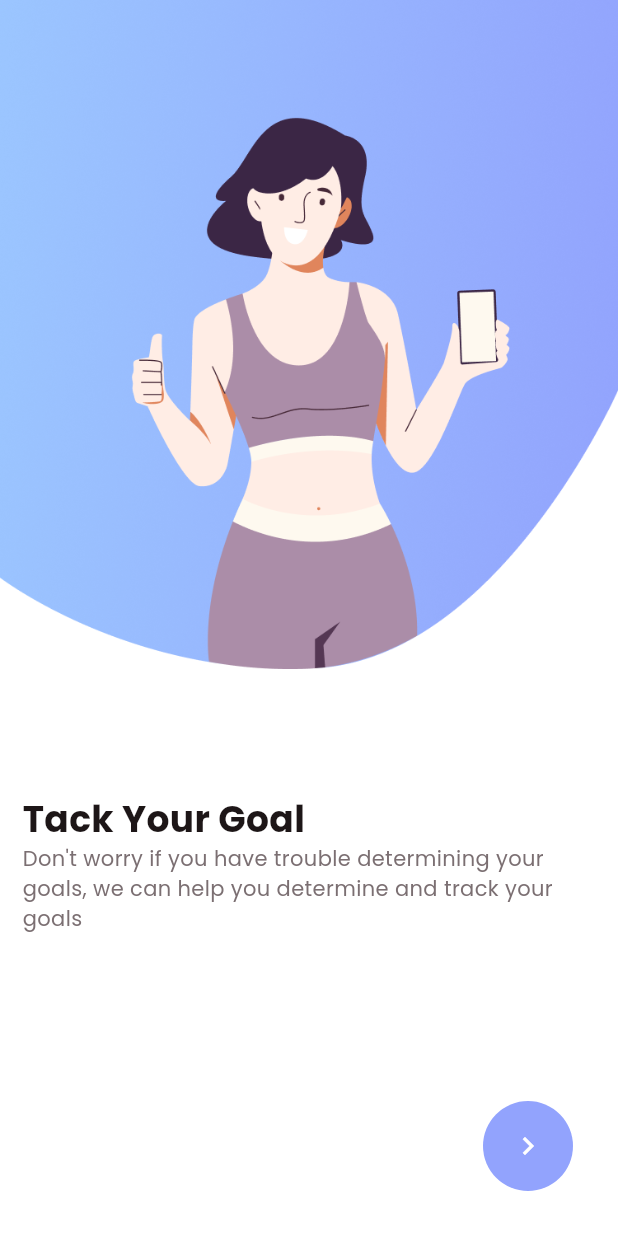
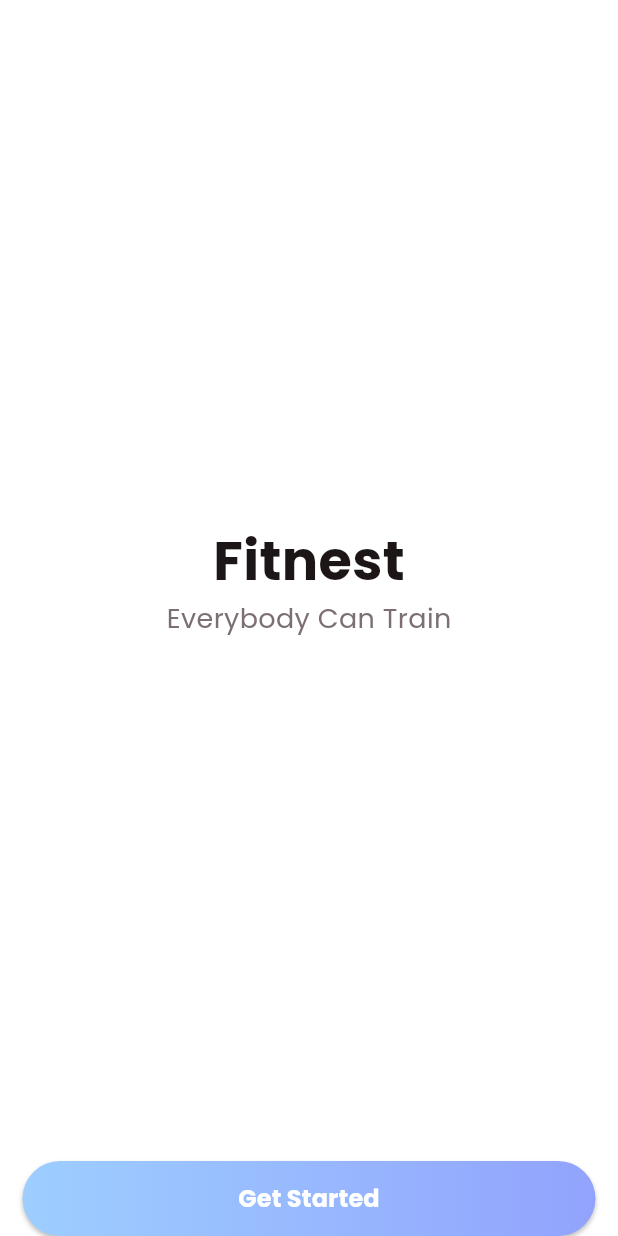
Before and after one commit to M-Alok/Fitnest, a Flutter app: the screen it shows after launch, on a phone screen of 412 x 824 dp. Run offline on Flutter 3.47's test engine with Material 3 defaults, Android fonts, the phone set to English and light mode, and no system bars.

Commit message:
Onboarding screens

```diff
--- a/lib/common/color_extention.dart
+++ b/lib/common/color_extention.dart
@@ -7,7 +7,7 @@ class TColor {
   static Color get secondaryColor1 => const Color(0xffC58BF2);
   static Color get secondaryColor2 => const Color(0xffEEA4CE);
 
-  static List<Color> get primaryGrad => [primaryColor1, primaryColor2];
+  static List<Color> get primaryGrad => [primaryColor2, primaryColor1];
   static List<Color> get secondaryGrad => [secondaryColor1, secondaryColor2];
 
   static Color get black => const Color(0xff1D1617);
--- /dev/null
+++ b/lib/common_widgets/grad_button.dart
@@ -0,0 +1,80 @@
+import 'package:fitnest/common/color_extention.dart';
+import 'package:flutter/material.dart';
+
+enum GradButtonType { bgGradient, textGradient }
+
+class GradButton extends StatelessWidget {
+  final String title;
+  final VoidCallback onPressed;
+  final GradButtonType type;
+
+  const GradButton({
+    super.key,
+    required this.title,
+    required this.onPressed,
+    this.type = GradButtonType.textGradient,
+  });
+
+  @override
+  Widget build(BuildContext context) {
+    return Container(
+      decoration: BoxDecoration(
+        gradient: LinearGradient(
+          colors: TColor.primaryGrad,
+          begin: Alignment.centerLeft,
+          end: Alignment.centerRight,
+        ),
+        borderRadius: BorderRadius.all(Radius.circular(25)),
+        boxShadow: type == GradButtonType.bgGradient
+            ? const [
+                BoxShadow(
+                  color: Colors.black26,
+                  blurRadius: 2,
+                  offset: Offset(0, 2),
+                ),
+              ]
+            : null,
+      ),
+      child: MaterialButton(
+        onPressed: onPressed,
+        height: 50,
+        elevation: type == GradButtonType.bgGradient ? 0 : 1,
+        color: type == GradButtonType.bgGradient
+            ? Colors.transparent
+            : TColor.white,
+        textColor: TColor.primaryColor1,
+        minWidth: double.maxFinite,
+        shape: RoundedRectangleBorder(borderRadius: BorderRadius.circular(25)),
+        child: type == GradButtonType.bgGradient
+            ? Text(
+                title,
+                style: TextStyle(
+                  color: TColor.white,
+                  fontSize: 16,
+                  fontWeight: FontWeight.w700,
+                ),
+              )
+            : ShaderMask(
+                blendMode: BlendMode.srcIn,
+                shaderCallback: (bounds) {
+                  return LinearGradient(
+                    colors: TColor.primaryGrad,
+                    begin: Alignment.centerLeft,
+                    end: Alignment.centerRight,
+                  ).createShader(
+                    Rect.fromLTRB(0, 0, bounds.width, bounds.height),
+                  );
+                },
+                child: Text(
+                  title,
+                  style: TextStyle(
+                    color: TColor.primaryColor1,
+                    fontSize: 16,
+                    fontWeight: FontWeight.w700,
+                  ),
+                ),
+              ),
+      ),
+    );
+  }
+}
--- a/lib/main.dart
+++ b/lib/main.dart
@@ -1,5 +1,5 @@
 import 'package:fitnest/common/color_extention.dart';
-import 'package:fitnest/view/onboarding/onboarding_view.dart';
+import 'package:fitnest/view/onboarding/get_started_view.dart';
 import 'package:flutter/material.dart';
 
 void main() {
@@ -18,7 +18,7 @@ class MyApp extends StatelessWidget {
         fontFamily: "Poppins",
         primaryColor: TColor.primaryColor1
       ),
-      home: const OnboardingView(),
+      home: const GetStartedView(),
     );
   }
 }
--- /dev/null
+++ b/lib/view/onboarding/get_started_view.dart
@@ -0,0 +1,77 @@
+import 'package:fitnest/view/onboarding/onboarding_view.dart';
+import 'package:flutter/material.dart';
+import 'package:fitnest/common/color_extention.dart';
+import 'package:fitnest/common_widgets/grad_button.dart';
+
+class GetStartedView extends StatefulWidget {
+  const GetStartedView({super.key});
+
+  @override
+  State<GetStartedView> createState() => _GetStartedViewState();
+}
+
+class _GetStartedViewState extends State<GetStartedView> {
+  bool isChangeClor = false;
+
+  @override
+  Widget build(BuildContext context) {
+    var media = MediaQuery.of(context).size;
+
+    return Scaffold(
+      backgroundColor: TColor.white,
+      body: Container(
+        width: media.width,
+        decoration: BoxDecoration(
+          gradient: isChangeClor
+              ? LinearGradient(
+                  colors: TColor.primaryGrad,
+                  begin: Alignment.topLeft,
+                  end: Alignment.bottomRight,
+                )
+              : null,
+        ),
+        child: Column(
+          mainAxisAlignment: MainAxisAlignment.center,
+          children: [
+            const Spacer(),
+            Text(
+              'Fitnest',
+              style: TextStyle(
+                color: TColor.black,
+                fontSize: 36,
+                fontWeight: FontWeight.w700,
+              ),
+            ),
+
+            Text(
+              'Everybody Can Train',
+              style: TextStyle(color: TColor.gray, fontSize: 18),
+            ),
+            const Spacer(),
+
+            SafeArea(
+              child: Padding(
+                padding: const EdgeInsets.symmetric(horizontal: 15),
+                child: GradButton(
+                  title: 'Get Started',
+                  type: isChangeClor
+                      ? GradButtonType.textGradient
+                      : GradButtonType.bgGradient,
+                  onPressed: () {
+                    if (isChangeClor) {
+                      Navigator.push(context, MaterialPageRoute(builder: (context) => const OnboardingView()));
+                    } else {
+                      setState(() {
+                        isChangeClor = true;
+                      });
+                    }
+                  },
+                ),
+              ),
+            ),
+          ],
+        ),
+      ),
+    );
+  }
+}
--- a/lib/view/onboarding/onboarding_view.dart
+++ b/lib/view/onboarding/onboarding_view.dart
@@ -74,7 +74,7 @@ class _OnboardingViewState extends State<OnboardingView> {
                   height: 70,
                   child: CircularProgressIndicator(
                     color: TColor.primaryColor1,
-                    value: selectedpage / (pageList.length-1),
+                    value: (selectedpage + 1) / 4,
                     strokeWidth: 2,
                   ),
                 ),
@@ -91,15 +91,14 @@ class _OnboardingViewState extends State<OnboardingView> {
                     onPressed: () {
                       if (selectedpage < 3) {
                         selectedpage = selectedpage + 1;
+                        controller.animateToPage(selectedpage, duration: Duration(milliseconds: 600), curve: Curves.bounceInOut);
                         controller.jumpToPage(selectedpage);
                         setState(() {});
                       } else {
-                        // Open Welcome Screeen
-                        print("Open Welcome Screeen");
-                        setState(() {
-                          selectedpage = 0;
-                          controller.jumpToPage(selectedpage);
-                        });
+                        // setState(() {
+                        //   selectedpage = 0;
+                        //   controller.jumpToPage(selectedpage);
+                        // });
                       }
                     },
                     icon: Icon(Icons.navigate_next, color: TColor.white),
```
